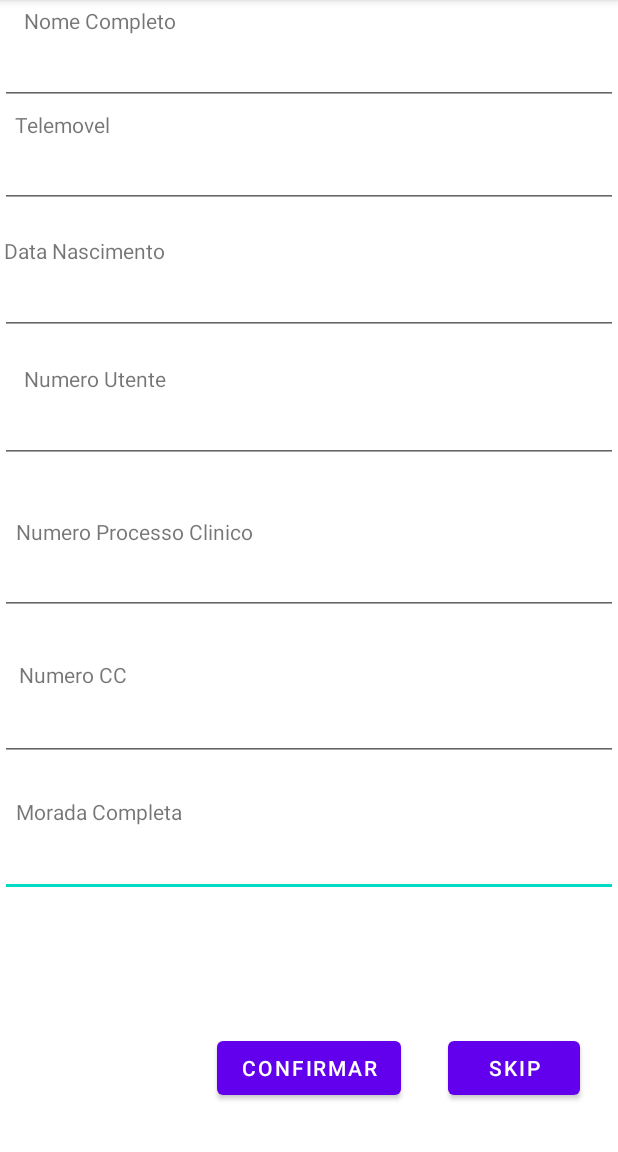
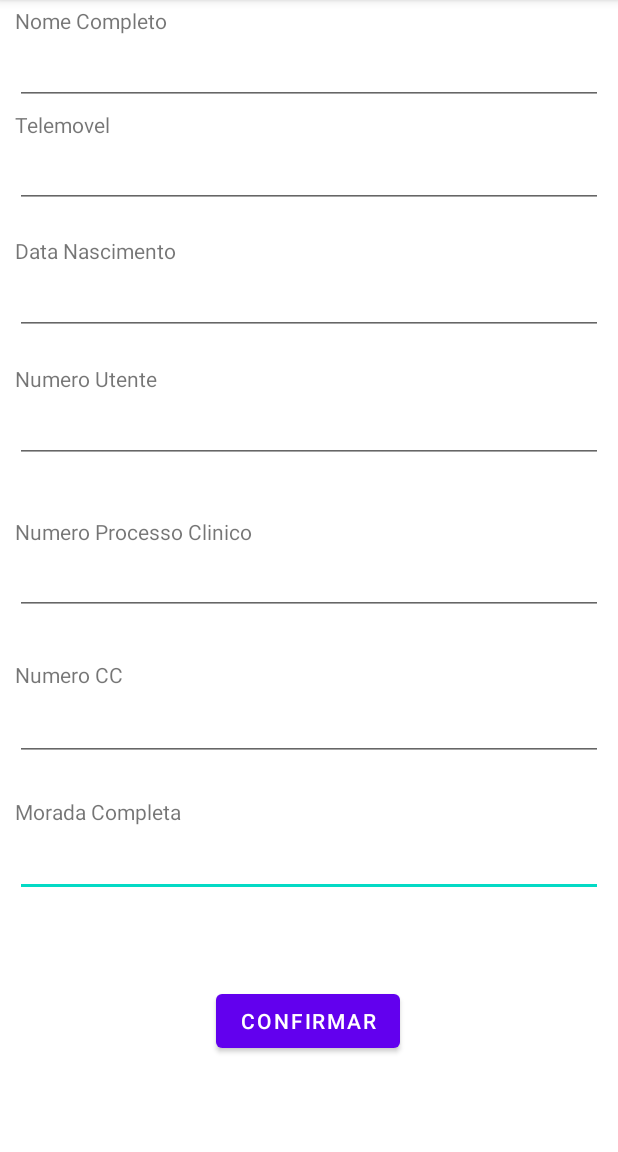
Before and after one commit to briunes/Clinica, an Android app: the CompleteUserData screen opened directly, with no data from a screen before it, on a phone screen of 412 x 824 dp, the part 84-1236 px from its top. Run offline under Robolectric (Android 15) with nearby library versions, the phone set to English and light mode, and no system bars; our stand-ins replace Firebase (no records; nobody signed in at launch, a user with empty details on screens opened directly).

```diff
--- a/app/src/main/java/com/example/clinica/CompleteUserData.kt
+++ b/app/src/main/java/com/example/clinica/CompleteUserData.kt
@@ -4,33 +4,28 @@ import android.content.Intent
 import android.os.Bundle
 import android.widget.Button
 import android.widget.TextView
+import android.widget.Toast
 import androidx.appcompat.app.AppCompatActivity
+import com.example.clinica.Class.User
 import com.google.firebase.auth.FirebaseAuth
-import com.google.firebase.database.DatabaseReference
-import com.google.firebase.database.FirebaseDatabase
-
-data class User2(
-        var name            : String? = "",
-        var telephone       : String? = "",
-        var birthday        : String? = "",
-        var CCnumber        : String? = "",
-        var numberUtent     : String? = "",
-        var address         : String? = "",
-        var processNumber   : String? = ""
-)
-
+import com.google.firebase.database.*
+import com.google.firebase.database.ktx.getValue
 
 
 class CompleteUserData : AppCompatActivity() {
 
     val auth = FirebaseAuth.getInstance();
-
+    val database: FirebaseDatabase = FirebaseDatabase.getInstance()
     override fun onCreate(savedInstanceState: Bundle?) {
         super.onCreate(savedInstanceState)
         setContentView(R.layout.activity_complete_user_data)
 
         val user = auth.currentUser
         val btnConfirm = findViewById<Button>(R.id.btnCreate)
+        val myRef: DatabaseReference = database.getReference("Users/${user?.uid}/Data")
+
+        val database: FirebaseDatabase = FirebaseDatabase.getInstance()
+
 
 
         if (user != null) {
@@ -42,12 +37,28 @@ class CompleteUserData : AppCompatActivity() {
             val numberUtent = findViewById<TextView>(R.id.inputNumberUtent)
             val address = findViewById<TextView>(R.id.inputAddress)
             val processNumber = findViewById<TextView>(R.id.inputProcessNumber)
+            val btnConfirm = findViewById<Button>(R.id.btnCreate)
+            val checkData : User
+
+
+            myRef.addValueEventListener(object : ValueEventListener {
+                override fun onDataChange(dataSnapshot: DataSnapshot) {
+                    val checkData = dataSnapshot.getValue<User>()
+
+                    if (checkData != null) setContentView(R.layout.activity_welcome_page);
+
+                }
+
+                override fun onCancelled(error: DatabaseError) {
+                    Toast.makeText(applicationContext, "Failed to read value.", Toast.LENGTH_SHORT).show()
+                }
+            })
+
 
             btnConfirm.setOnClickListener {
 
-                val database: FirebaseDatabase = FirebaseDatabase.getInstance()
-                val myRef: DatabaseReference = database.getReference("Users/${user?.uid}")
-                val DATA = User2(
+
+                val DATA = User(
                     name.text.toString(),
                     telephone.text.toString(),
                     birthday.text.toString(),
@@ -63,12 +74,5 @@ class CompleteUserData : AppCompatActivity() {
         }
 
 
-        val btnSkip = findViewById<Button>(R.id.btnSkip)
-
-
-        btnSkip.setOnClickListener {
-            val intent = Intent(this, WelcomePage::class.java)
-            startActivity(intent)
-        }
     }
 }
--- a/app/src/main/java/com/example/clinica/GetAppointments.kt
+++ b/app/src/main/java/com/example/clinica/GetAppointments.kt
@@ -16,7 +16,6 @@ import com.google.firebase.database.*
 
 
 class GetAppointments : AppCompatActivity() {
-    //var appointments: MutableList<Appointment> = ArrayList()
     var appointments: MutableList<Appointment> = ArrayList<Appointment>()
 
     var adapter = AppointmentsAdapter()
@@ -50,7 +49,7 @@ class GetAppointments : AppCompatActivity() {
                     appointments.add(appointment!!)
 
                 }
-                //adapter.notifyDataSetChanged()
+                // --> adapter.notifyDataSetChanged()
                 Toast.makeText(applicationContext, "${appointments.size}", Toast.LENGTH_SHORT)  .show()
                 if(appointments.isEmpty())
                 {
--- a/app/src/main/java/com/example/clinica/Login.kt
+++ b/app/src/main/java/com/example/clinica/Login.kt
@@ -27,7 +27,6 @@ class Login : AppCompatActivity() {
         val btnLogin = findViewById<Button>(R.id.btn_register)
         val email = findViewById<TextView>(R.id.inputEmail)
         val password = findViewById<TextView>(R.id.inputPassword)
-        val passwordConfirm = findViewById<TextView>(R.id.inputPasswordConfirm)
 
 
         btnLogin.setOnClickListener{
--- a/app/src/main/res/layout/activity_complete_user_data.xml
+++ b/app/src/main/res/layout/activity_complete_user_data.xml
@@ -10,6 +10,10 @@
         android:id="@+id/inputAddress"
         android:layout_width="0dp"
         android:layout_height="wrap_content"
+        android:layout_marginStart="10dp"
+        android:layout_marginLeft="10dp"
+        android:layout_marginEnd="10dp"
+        android:layout_marginRight="10dp"
         android:ems="10"
         android:inputType="textPersonName"
         app:layout_constraintBottom_toBottomOf="parent"
@@ -26,7 +30,7 @@
         android:text="Data Nascimento"
         app:layout_constraintBottom_toBottomOf="parent"
         app:layout_constraintEnd_toEndOf="parent"
-        app:layout_constraintHorizontal_bias="0.009"
+        app:layout_constraintHorizontal_bias="0.033"
         app:layout_constraintStart_toStartOf="parent"
         app:layout_constraintTop_toTopOf="parent"
         app:layout_constraintVertical_bias="0.21" />
@@ -35,6 +39,10 @@
         android:id="@+id/inputCCnumber"
         android:layout_width="0dp"
         android:layout_height="wrap_content"
+        android:layout_marginStart="10dp"
+        android:layout_marginLeft="10dp"
+        android:layout_marginEnd="10dp"
+        android:layout_marginRight="10dp"
         android:ems="10"
         android:inputType="number"
         app:layout_constraintBottom_toBottomOf="parent"
@@ -48,6 +56,10 @@
         android:id="@+id/inputBirthday"
         android:layout_width="0dp"
         android:layout_height="wrap_content"
+        android:layout_marginStart="10dp"
+        android:layout_marginLeft="10dp"
+        android:layout_marginEnd="10dp"
+        android:layout_marginRight="10dp"
         android:ems="10"
         android:inputType="date"
         app:layout_constraintBottom_toBottomOf="parent"
@@ -76,7 +88,7 @@
         android:text="Morada Completa"
         app:layout_constraintBottom_toBottomOf="parent"
         app:layout_constraintEnd_toEndOf="parent"
-        app:layout_constraintHorizontal_bias="0.036"
+        app:layout_constraintHorizontal_bias="0.033"
         app:layout_constraintStart_toStartOf="parent"
         app:layout_constraintTop_toTopOf="parent"
         app:layout_constraintVertical_bias="0.71" />
@@ -85,6 +97,10 @@
         android:id="@+id/inputName"
         android:layout_width="0dp"
         android:layout_height="wrap_content"
+        android:layout_marginStart="10dp"
+        android:layout_marginLeft="10dp"
+        android:layout_marginEnd="10dp"
+        android:layout_marginRight="10dp"
         android:ems="10"
         android:inputType="textPersonName"
         app:layout_constraintBottom_toBottomOf="parent"
@@ -101,7 +117,7 @@
         android:text="Numero Processo Clinico"
         app:layout_constraintBottom_toBottomOf="parent"
         app:layout_constraintEnd_toEndOf="parent"
-        app:layout_constraintHorizontal_bias="0.043"
+        app:layout_constraintHorizontal_bias="0.039"
         app:layout_constraintStart_toStartOf="parent"
         app:layout_constraintTop_toTopOf="parent"
         app:layout_constraintVertical_bias="0.46" />
@@ -113,7 +129,7 @@
         android:text="Nome Completo"
         app:layout_constraintBottom_toBottomOf="parent"
         app:layout_constraintEnd_toEndOf="parent"
-        app:layout_constraintHorizontal_bias="0.051"
+        app:layout_constraintHorizontal_bias="0.032"
         app:layout_constraintStart_toStartOf="parent"
         app:layout_constraintTop_toTopOf="parent"
         app:layout_constraintVertical_bias="0.005" />
@@ -125,7 +141,7 @@
         android:text="Numero Utente"
         app:layout_constraintBottom_toBottomOf="parent"
         app:layout_constraintEnd_toEndOf="parent"
-        app:layout_constraintHorizontal_bias="0.05"
+        app:layout_constraintHorizontal_bias="0.031"
         app:layout_constraintStart_toStartOf="parent"
         app:layout_constraintTop_toTopOf="parent"
         app:layout_constraintVertical_bias="0.324" />
@@ -134,6 +150,10 @@
         android:id="@+id/inputNumberUtent"
         android:layout_width="0dp"
         android:layout_height="wrap_content"
+        android:layout_marginStart="10dp"
+        android:layout_marginLeft="10dp"
+        android:layout_marginEnd="10dp"
+        android:layout_marginRight="10dp"
         android:ems="10"
         android:inputType="number"
         app:layout_constraintBottom_toBottomOf="parent"
@@ -150,7 +170,7 @@
         android:text="Numero CC"
         app:layout_constraintBottom_toBottomOf="parent"
         app:layout_constraintEnd_toEndOf="parent"
-        app:layout_constraintHorizontal_bias="0.038"
+        app:layout_constraintHorizontal_bias="0.029"
         app:layout_constraintStart_toStartOf="parent"
         app:layout_constraintTop_toTopOf="parent"
         app:layout_constraintVertical_bias="0.588" />
@@ -159,6 +179,10 @@
         android:id="@+id/inputPhone"
         android:layout_width="0dp"
         android:layout_height="wrap_content"
+        android:layout_marginStart="10dp"
+        android:layout_marginLeft="10dp"
+        android:layout_marginEnd="10dp"
+        android:layout_marginRight="10dp"
         android:ems="10"
         android:inputType="phone"
         app:layout_constraintBottom_toBottomOf="parent"
@@ -172,6 +196,10 @@
         android:id="@+id/inputProcessNumber"
         android:layout_width="0dp"
         android:layout_height="wrap_content"
+        android:layout_marginStart="10dp"
+        android:layout_marginLeft="10dp"
+        android:layout_marginEnd="10dp"
+        android:layout_marginRight="10dp"
         android:ems="10"
         android:inputType="number"
         app:layout_constraintBottom_toBottomOf="parent"
@@ -188,20 +216,9 @@
         android:text="Confirmar"
         app:layout_constraintBottom_toBottomOf="parent"
         app:layout_constraintEnd_toEndOf="parent"
+        app:layout_constraintHorizontal_bias="0.498"
         app:layout_constraintStart_toStartOf="parent"
         app:layout_constraintTop_toTopOf="parent"
-        app:layout_constraintVertical_bias="0.956" />
-
-    <Button
-        android:id="@+id/btnSkip"
-        android:layout_width="wrap_content"
-        android:layout_height="wrap_content"
-        android:text="Skip"
-        app:layout_constraintBottom_toBottomOf="parent"
-        app:layout_constraintEnd_toEndOf="parent"
-        app:layout_constraintHorizontal_bias="0.921"
-        app:layout_constraintStart_toStartOf="parent"
-        app:layout_constraintTop_toTopOf="parent"
-        app:layout_constraintVertical_bias="0.956" />
+        app:layout_constraintVertical_bias="0.912" />
 
 </androidx.constraintlayout.widget.ConstraintLayout>
```
Also changed, not shown: app/src/main/java/com/example/clinica/Class/User.kt (added, +41 -0 lines), app/src/main/java/com/example/clinica/FirstFragment.kt (deleted, +0 -31 lines), app/src/main/java/com/example/clinica/GetDados.kt (deleted, +0 -57 lines), app/src/main/java/com/example/clinica/GetDocuments.kt (deleted, +0 -11 lines), app/src/main/java/com/example/clinica/GetReceipts.kt (deleted, +0 -11 lines), app/src/main/java/com/example/clinica/SecondFragment.kt (deleted, +0 -31 lines), app/src/main/java/com/example/clinica/WelcomePage.kt (+1 -27 lines), app/src/main/res/layout/activity_get_documents.xml (deleted, +0 -9 lines), app/src/main/res/layout/activity_get_receipts.xml (deleted, +0 -9 lines), app/src/main/res/layout/activity_welcome_page.xml (+1 -28 lines), app/src/main/res/layout/fragment_first.xml (deleted, +0 -28 lines), app/src/main/res/layout/fragment_second.xml (deleted, +0 -27 lines).
